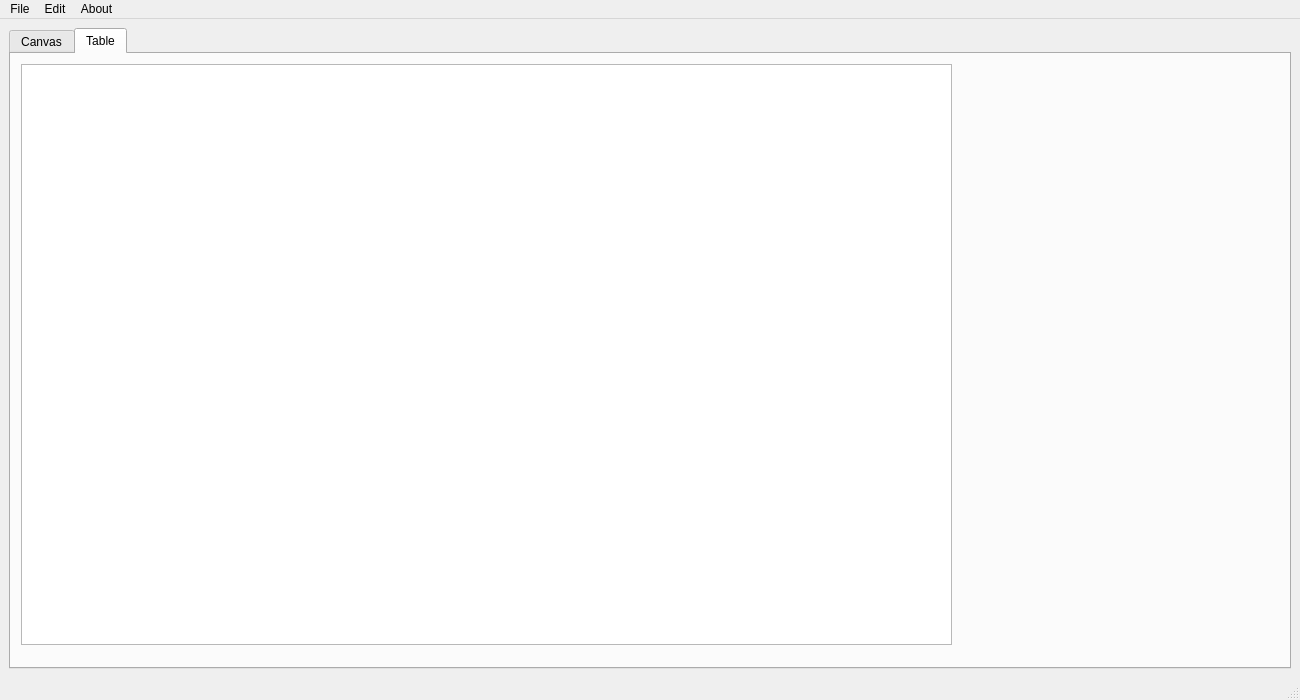
This is CoolCats/maininterface.ui in 25wes25/include-dad- as Qt 5 draws it before an edit. The edited form follows.
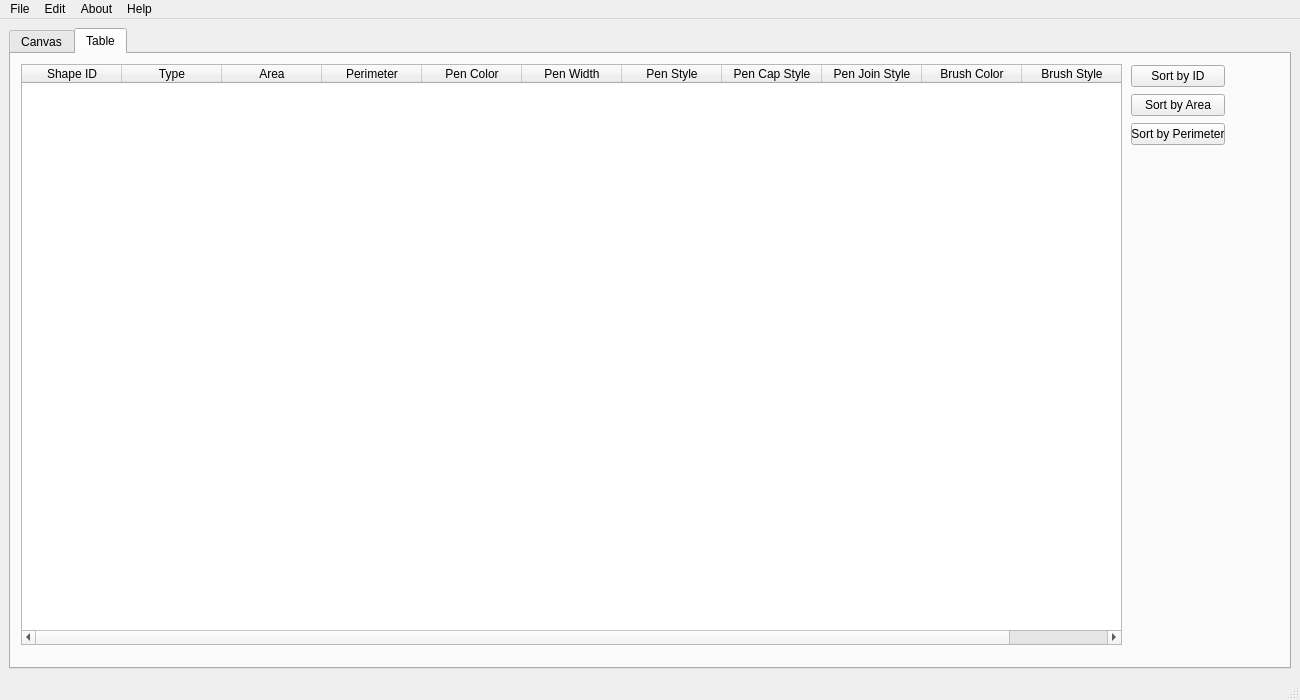
This is the edited form. The open tabs and pages were chosen to show the change.

The edit to the form file:
```diff
--- a/CoolCats/maininterface.ui
+++ b/CoolCats/maininterface.ui
@@ -603,10 +603,98 @@
          <rect>
           <x>10</x>
           <y>10</y>
-          <width>931</width>
+          <width>1101</width>
           <height>581</height>
          </rect>
         </property>
+        <column>
+         <property name="text">
+          <string>Shape ID</string>
+         </property>
+        </column>
+        <column>
+         <property name="text">
+          <string>Type</string>
+         </property>
+        </column>
+        <column>
+         <property name="text">
+          <string>Area</string>
+         </property>
+        </column>
+        <column>
+         <property name="text">
+          <string>Perimeter</string>
+         </property>
+        </column>
+        <column>
+         <property name="text">
+          <string>Pen Color</string>
+         </property>
+        </column>
+        <column>
+         <property name="text">
+          <string>Pen Width</string>
+         </property>
+        </column>
+        <column>
+         <property name="text">
+          <string>Pen Style</string>
+         </property>
+        </column>
+        <column>
+         <property name="text">
+          <string>Pen Cap Style</string>
+         </property>
+        </column>
+        <column>
+         <property name="text">
+          <string>Pen Join Style</string>
+         </property>
+        </column>
+        <column>
+         <property name="text">
+          <string>Brush Color</string>
+         </property>
+        </column>
+        <column>
+         <property name="text">
+          <string>Brush Style</string>
+         </property>
+        </column>
+       </widget>
+       <widget class="QWidget" name="layoutWidget">
+        <property name="geometry">
+         <rect>
+          <x>1120</x>
+          <y>10</y>
+          <width>94</width>
+          <height>83</height>
+         </rect>
+        </property>
+        <layout class="QVBoxLayout" name="verticalLayout">
+         <item>
+          <widget class="QPushButton" name="button_SortID">
+           <property name="text">
+            <string>Sort by ID</string>
+           </property>
+          </widget>
+         </item>
+         <item>
+          <widget class="QPushButton" name="button_SortArea">
+           <property name="text">
+            <string>Sort by Area</string>
+           </property>
+          </widget>
+         </item>
+         <item>
+          <widget class="QPushButton" name="button_SortPerimeter">
+           <property name="text">
+            <string>Sort by Perimeter</string>
+           </property>
+          </widget>
+         </item>
+        </layout>
        </widget>
       </widget>
      </widget>
@@ -646,9 +734,16 @@
     <addaction name="actionTestimonials"/>
     <addaction name="actionContact_Us"/>
    </widget>
+   <widget class="QMenu" name="menuHelp">
+    <property name="title">
+     <string>Help</string>
+    </property>
+    <addaction name="actionHelp"/>
+   </widget>
    <addaction name="menuFile"/>
    <addaction name="menuEdit"/>
    <addaction name="menuAbout"/>
+   <addaction name="menuHelp"/>
   </widget>
   <widget class="QStatusBar" name="statusbar"/>
   <action name="actionMaintenance_Notes">
```
Left out of the diff: 62 changed lines with no effect on the pictures.
